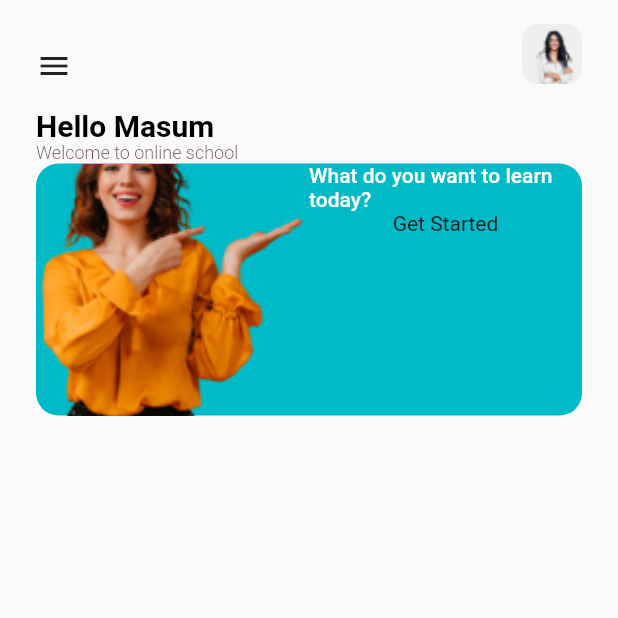
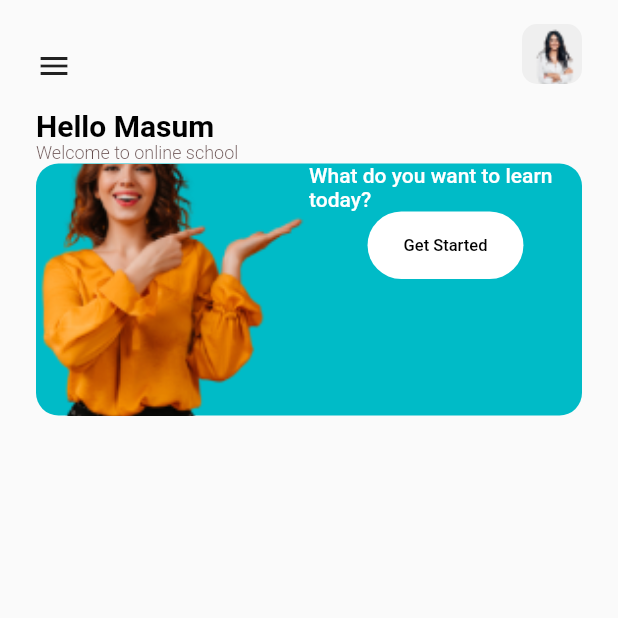
Before and after one commit to romofel/flutter-ui_practice-online_school, a Flutter app: the screen it shows after launch, on a phone screen of 412 x 824 dp, the top half of it. Run offline on Flutter 3.47's test engine with Material 2 defaults, Android fonts, the phone set to English and light mode, and no system bars; our stand-ins replace google_fonts.

Commit message:
Style button background and body

```diff
--- a/lib/screens/home_screen.dart
+++ b/lib/screens/home_screen.dart
@@ -84,7 +84,12 @@ class HomeScreen extends StatelessWidget {
                             ),
                           ),
                           Container(
-                            child: Text('Get Started'),
+                            padding: const EdgeInsets.symmetric(
+                                horizontal: 24, vertical: 16),
+                            decoration: BoxDecoration(
+                              color: Colors.white,
+                              borderRadius: BorderRadius.circular(43),
+                            ),
                             child: Text(
                               'Get Started',
                               style: GoogleFonts.lexendExa(
```
